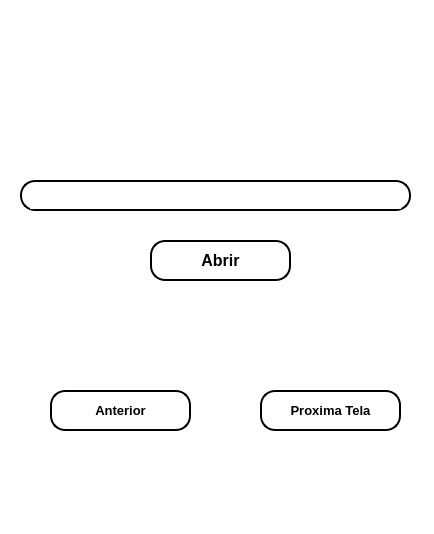
Above: App/tela_abrir.ui from IgorMonteiro07/Aplicativo_zurica01 before the change. Below: the same form after it.
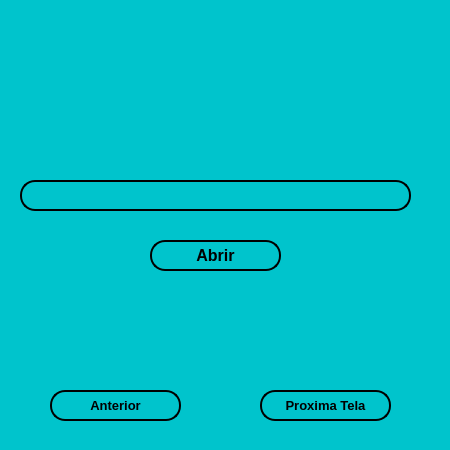
That is the form after the change. Icons and pictures are not drawn.

```diff
--- a/App/tela_abrir.ui
+++ b/App/tela_abrir.ui
@@ -6,8 +6,8 @@
    <rect>
     <x>0</x>
     <y>0</y>
-    <width>434</width>
-    <height>534</height>
+    <width>450</width>
+    <height>450</height>
    </rect>
   </property>
   <property name="font">
@@ -21,15 +21,16 @@
    <string>MainWindow</string>
   </property>
   <property name="styleSheet">
-   <string notr="true">background-color: rgb(255, 255, 255);</string>
+   <string notr="true">background-color: #00c4cc;
+</string>
   </property>
   <widget class="QWidget" name="centralwidget">
    <widget class="QLabel" name="label_3">
     <property name="geometry">
      <rect>
-      <x>70</x>
-      <y>30</y>
-      <width>281</width>
+      <x>30</x>
+      <y>20</y>
+      <width>341</width>
       <height>131</height>
      </rect>
     </property>
@@ -50,7 +51,7 @@
      </rect>
     </property>
     <property name="styleSheet">
-     <string notr="true">background-color: rgb(255, 255, 255);
+     <string notr="true">background-color: #00c4cc;
 border-radius:15px;
 border-style:outset;
 border-width:2px;</string>
@@ -61,8 +62,8 @@
      <rect>
       <x>150</x>
       <y>240</y>
-      <width>141</width>
-      <height>41</height>
+      <width>131</width>
+      <height>31</height>
      </rect>
     </property>
     <property name="font">
@@ -73,7 +74,7 @@
      </font>
     </property>
     <property name="styleSheet">
-     <string notr="true">background-color: rgb(255, 255, 255);
+     <string notr="true">background-color: #00c4cc;
 border-radius:15px;
 border-style:outset;
 border-width:2px;
@@ -88,8 +89,8 @@
      <rect>
       <x>50</x>
       <y>390</y>
-      <width>141</width>
-      <height>41</height>
+      <width>131</width>
+      <height>31</height>
      </rect>
     </property>
     <property name="font">
@@ -100,7 +101,7 @@
      </font>
     </property>
     <property name="styleSheet">
-     <string notr="true">background-color: rgb(255, 255, 255);
+     <string notr="true">background-color: #00c4cc;
 border-radius:15px;
 border-style:outset;
 border-width:2px;
@@ -115,8 +116,8 @@
      <rect>
       <x>260</x>
       <y>390</y>
-      <width>141</width>
-      <height>41</height>
+      <width>131</width>
+      <height>31</height>
      </rect>
     </property>
     <property name="font">
@@ -127,7 +128,7 @@
      </font>
     </property>
     <property name="styleSheet">
-     <string notr="true">background-color: rgb(255, 255, 255);
+     <string notr="true">background-color: #00c4cc;
 border-radius:15px;
 border-style:outset;
 border-width:2px;
@@ -141,9 +142,9 @@
     <property name="geometry">
      <rect>
       <x>30</x>
-      <y>188</y>
+      <y>190</y>
       <width>371</width>
-      <height>21</height>
+      <height>16</height>
      </rect>
     </property>
     <property name="font">
```
Left out of the diff: 2 changed lines with no effect on the pictures.
